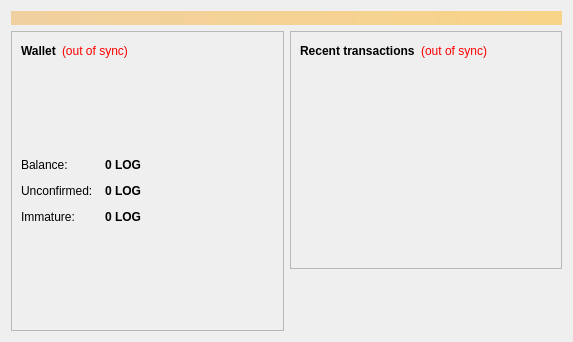
Before: the Qt Designer form src/qt/forms/overviewpage.ui in Pamenarti/LotusCoin, drawn with Qt 5.
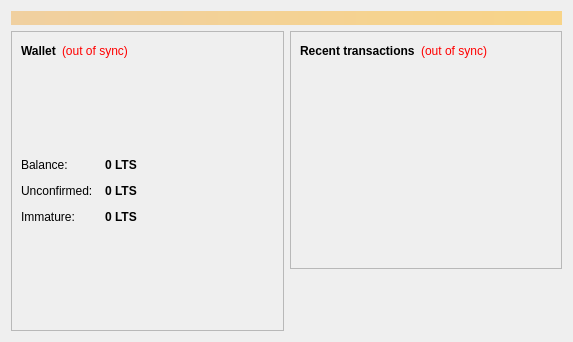
After: the same form once the commit is applied. Icons and pictures are not drawn.

```diff
--- a/src/qt/forms/overviewpage.ui
+++ b/src/qt/forms/overviewpage.ui
@@ -135,7 +135,7 @@
                <string>Your current balance</string>
               </property>
               <property name="text">
-               <string notr="true">0 LOG</string>
+               <string notr="true">0 LTS</string>
               </property>
               <property name="textInteractionFlags">
                <set>Qt::LinksAccessibleByMouse|Qt::TextSelectableByKeyboard|Qt::TextSelectableByMouse</set>
@@ -164,7 +164,7 @@
                <string>Total of transactions that have yet to be confirmed, and do not yet count toward the current balance</string>
               </property>
               <property name="text">
-               <string notr="true">0 LOG</string>
+               <string notr="true">0 LTS</string>
               </property>
               <property name="textInteractionFlags">
                <set>Qt::LinksAccessibleByMouse|Qt::TextSelectableByKeyboard|Qt::TextSelectableByMouse</set>
@@ -190,7 +190,7 @@
                <string>Chopped balance that has not yet matured</string>
               </property>
               <property name="text">
-               <string notr="true">0 LOG</string>
+               <string notr="true">0 LTS</string>
               </property>
               <property name="textInteractionFlags">
                <set>Qt::LinksAccessibleByMouse|Qt::TextSelectableByKeyboard|Qt::TextSelectableByMouse</set>
```
